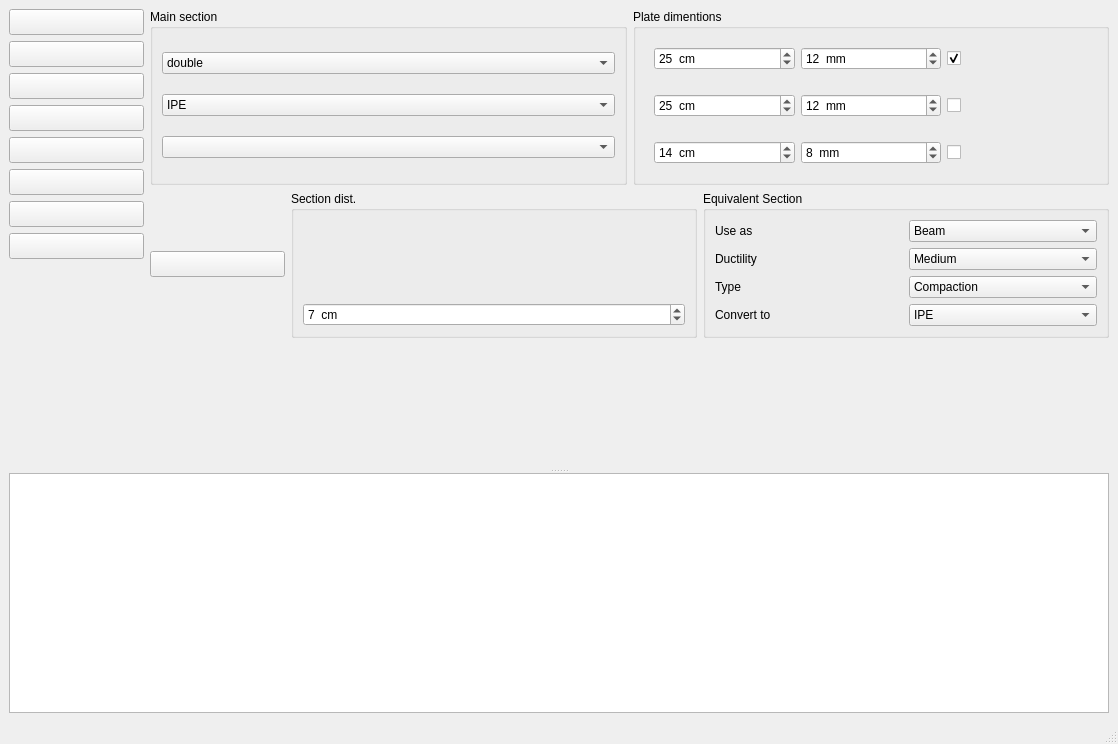
The window that applications/section/mainwindow.ui (ebrahimraeyat/civilTools) describes before a commit, drawn with Qt 5.
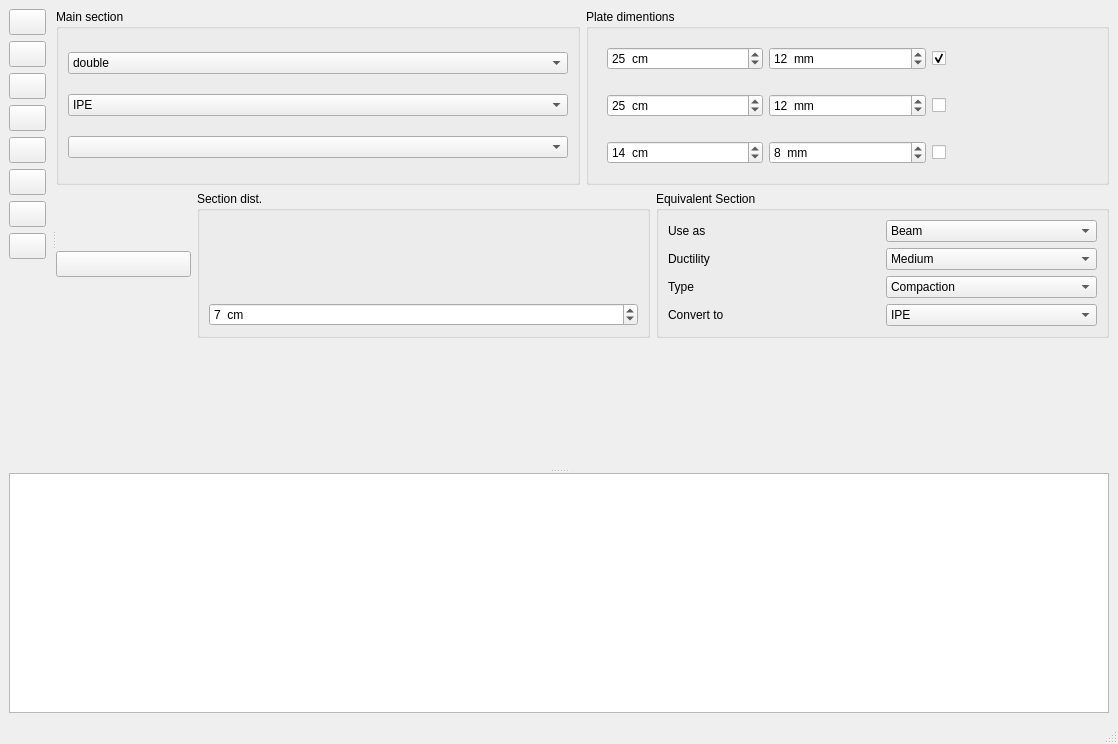
The same window after the commit. Icons and pictures are not drawn.

Commit message: remove meshpy requirements

Diff of the .ui file:
```diff
--- a/applications/section/mainwindow.ui
+++ b/applications/section/mainwindow.ui
@@ -20,7 +20,7 @@
       <property name="orientation">
        <enum>Qt::Vertical</enum>
       </property>
-      <widget class="QWidget" name="layoutWidget">
+      <widget class="QWidget" name="">
        <layout class="QHBoxLayout" name="horizontalLayout_3">
         <item>
          <layout class="QVBoxLayout" name="verticalLayout_8">
@@ -455,9 +455,14 @@
          </layout>
         </item>
         <item>
+         <widget class="QSplitter" name="splitter">
+          <property name="orientation">
+           <enum>Qt::Horizontal</enum>
+          </property>
+          <widget class="QWidget" name="">
          <layout class="QGridLayout" name="drawLayout"/>
-        </item>
-        <item>
+          </widget>
+          <widget class="QWidget" name="">
          <layout class="QVBoxLayout" name="verticalLayout_2">
           <item>
            <layout class="QHBoxLayout" name="horizontalLayout_2">
@@ -467,7 +472,7 @@
                <string>Main section</string>
               </property>
               <property name="flat">
-               <bool>true</bool>
+                 <bool>false</bool>
               </property>
               <layout class="QVBoxLayout" name="verticalLayout">
                <item>
@@ -1042,6 +1047,8 @@
            </spacer>
           </item>
          </layout>
+          </widget>
+         </widget>
         </item>
        </layout>
       </widget>
```
Left out of the diff: 20 changed lines with no effect on the pictures. Lines whose indentation alone changed are shown as unchanged. The commit also changes 2 other files.
